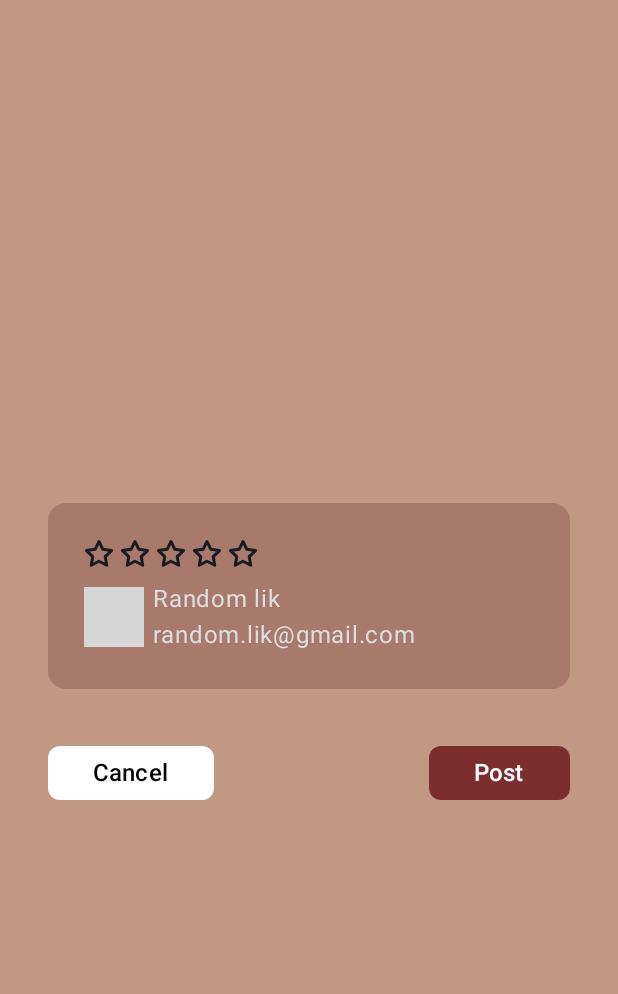
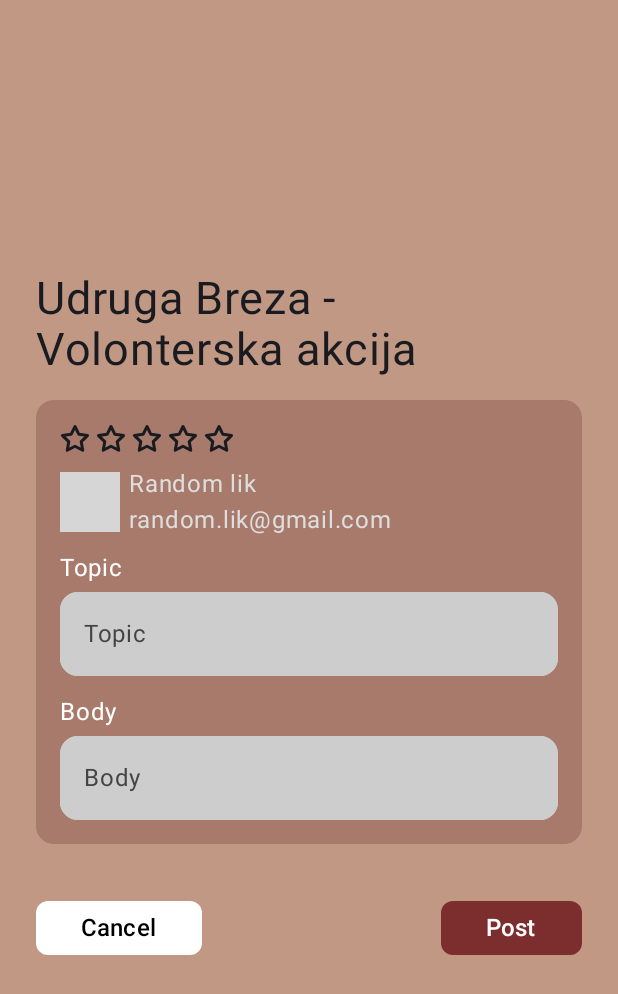
Before and after one commit to LeoSvjetlicic/HelpingHand, an Android app built with Jetpack Compose: the AddReviewScreen screen opened through its navigation route, on a phone screen of 412 x 824 dp. Shown: the top 994 px of the screen. Run offline under Robolectric (Android 15) with nearby library versions, the phone set to English and light mode, and no system bars; our stand-ins replace Dagger/Hilt's generated code, Firebase (no records; nobody signed in at launch, a user with empty details on screens opened directly); pictures from the network do not load; grey boxes are pictures that could not be loaded.

Commit message:
Add AddReviewScreen ui

```diff
--- /dev/null
+++ b/app/src/main/java/org/volonter/helpinghand/ui/screens/addreview/AddReviewCardActions.kt
@@ -0,0 +1,7 @@
+package org.volonter.helpinghand.ui.screens.addreview
+
+sealed class AddReviewCardActions
+
+data class ChangeRating(val value: Int) : AddReviewCardActions()
+data class ChangeTitle(val value: String) : AddReviewCardActions()
+data class ChangeBody(val value: String) : AddReviewCardActions()
--- a/app/src/main/java/org/volonter/helpinghand/ui/screens/addreview/AddReviewScreen.kt
+++ b/app/src/main/java/org/volonter/helpinghand/ui/screens/addreview/AddReviewScreen.kt
@@ -1,16 +1,23 @@
 package org.volonter.helpinghand.ui.screens.addreview
 
 import androidx.compose.foundation.background
+import androidx.compose.foundation.clickable
+import androidx.compose.foundation.interaction.MutableInteractionSource
 import androidx.compose.foundation.layout.Box
 import androidx.compose.foundation.layout.Column
 import androidx.compose.foundation.layout.Spacer
 import androidx.compose.foundation.layout.fillMaxSize
 import androidx.compose.foundation.layout.height
 import androidx.compose.foundation.layout.padding
+import androidx.compose.foundation.lazy.LazyColumn
 import androidx.compose.material3.Text
 import androidx.compose.runtime.Composable
+import androidx.compose.runtime.getValue
+import androidx.compose.runtime.mutableStateOf
+import androidx.compose.runtime.remember
 import androidx.compose.ui.Alignment
 import androidx.compose.ui.Modifier
+import androidx.compose.ui.platform.LocalFocusManager
 import androidx.compose.ui.unit.dp
 import androidx.compose.ui.unit.sp
 import org.volonter.helpinghand.ui.screens.addreview.components.AddReviewCard
@@ -24,15 +31,22 @@ fun AddReviewScreen(
     modifier: Modifier = Modifier,
     onPostClick: () -> Unit
 ) {
+    val focusManager = LocalFocusManager.current
+    val interactionSource by remember { mutableStateOf(MutableInteractionSource()) }
     Box(
         modifier = modifier
             .fillMaxSize()
             .background(LightBrown)
+            .clickable(interactionSource, null) { focusManager.clearFocus() }
     ) {
+        LazyColumn(
+            modifier = modifier
+                .align(Alignment.Center)
+        ) {
+            item {
                 Column(
                     modifier = Modifier
-                .padding(horizontal = 32.dp)
-                .align(Alignment.Center)
+                        .padding(horizontal = 24.dp)
                 ) {
                     Text(
                         text = viewModel.viewState.value.eventName,
@@ -42,7 +56,7 @@ fun AddReviewScreen(
                     Spacer(Modifier.height(16.dp))
                     AddReviewCard(
                         viewState = viewModel.viewState.value,
-                onRatingChanged = viewModel::onRatingChanged
+                        onAction = viewModel::onAddReviewScreenAction
                     )
                     ButtonPair(
                         onPostClick = {
@@ -54,3 +68,5 @@ fun AddReviewScreen(
                 }
             }
         }
+    }
+}
--- a/app/src/main/java/org/volonter/helpinghand/ui/screens/addreview/AddReviewViewModel.kt
+++ b/app/src/main/java/org/volonter/helpinghand/ui/screens/addreview/AddReviewViewModel.kt
@@ -13,8 +13,24 @@ class AddReviewViewModel @Inject constructor() : ViewModel() {
 //        TODO - load user data
     }
 
-    fun onRatingChanged(rating: Int) {
-        viewState.value = viewState.value.copy(rating = rating)
+    fun onAddReviewScreenAction(action: AddReviewCardActions) = when (action) {
+        is ChangeBody -> {
+            viewState.value = viewState.value.copy(body = action.value)
+        }
+
+        is ChangeRating -> {
+            viewState.value = viewState.value.copy(
+                rating = if (viewState.value.rating == action.value) {
+                    0
+                } else {
+                    action.value
+                }
+            )
+        }
+
+        is ChangeTitle -> {
+            viewState.value = viewState.value.copy(title = action.value)
+        }
     }
 
     fun onPostClick() {
--- a/app/src/main/java/org/volonter/helpinghand/ui/screens/addreview/AddReviewViewState.kt
+++ b/app/src/main/java/org/volonter/helpinghand/ui/screens/addreview/AddReviewViewState.kt
@@ -4,9 +4,11 @@ import org.volonter.helpinghand.ui.common.viewstates.UserViewState
 
 data class AddReviewViewState(
     val rating: Int = 0,
-    val eventName: String = "",
+    val eventName: String = "Udruga Breza - Volonterska akcija",
     val title: String = "",
-    val description: String = "",
+    val isTitleError: Boolean = false,
+    val body: String = "",
+    val isBodyError: Boolean = false,
     val user: UserViewState = UserViewState(
         name = "Random lik",
         email = "random.lik@gmail.com",
--- a/app/src/main/java/org/volonter/helpinghand/ui/screens/addreview/components/AddReviewCard.kt
+++ b/app/src/main/java/org/volonter/helpinghand/ui/screens/addreview/components/AddReviewCard.kt
@@ -4,13 +4,20 @@ import androidx.compose.foundation.layout.Column
 import androidx.compose.foundation.layout.Spacer
 import androidx.compose.foundation.layout.height
 import androidx.compose.foundation.layout.padding
+import androidx.compose.foundation.shape.RoundedCornerShape
 import androidx.compose.material3.Card
 import androidx.compose.material3.CardDefaults
 import androidx.compose.runtime.Composable
 import androidx.compose.ui.Modifier
+import androidx.compose.ui.res.stringResource
 import androidx.compose.ui.unit.dp
+import org.volonter.helpinghand.R
 import org.volonter.helpinghand.ui.common.components.UserShortDetails
+import org.volonter.helpinghand.ui.screens.addreview.AddReviewCardActions
 import org.volonter.helpinghand.ui.screens.addreview.AddReviewViewState
+import org.volonter.helpinghand.ui.screens.addreview.ChangeBody
+import org.volonter.helpinghand.ui.screens.addreview.ChangeRating
+import org.volonter.helpinghand.ui.screens.addreview.ChangeTitle
 import org.volonter.helpinghand.ui.screens.eventdetails.components.RatingElement
 import org.volonter.helpinghand.ui.theme.MiddleBrown
 
@@ -18,23 +25,42 @@ import org.volonter.helpinghand.ui.theme.MiddleBrown
 fun AddReviewCard(
     viewState: AddReviewViewState,
     modifier: Modifier = Modifier,
-    onRatingChanged: (Int) -> Unit = {}
+    onAction: (AddReviewCardActions) -> Unit = {}
 ) {
-
     Card(
         modifier = modifier,
+        shape = RoundedCornerShape(12.dp),
         colors = CardDefaults.cardColors(
             containerColor = MiddleBrown
         )
     ) {
-        Column(modifier = Modifier.padding(24.dp)) {
+        Column(modifier = Modifier.padding(16.dp)) {
             RatingElement(
                 viewState.rating,
-                onRatingChanged = onRatingChanged
+                onRatingChanged = { onAction(ChangeRating(it)) }
             )
             Spacer(Modifier.height(8.dp))
             UserShortDetails(viewState.user, onClick = {})
+            Spacer(Modifier.height(8.dp))
+            BackgroundTextFieldWithLabel(
+                label = stringResource(R.string.topic),
+                query = viewState.title,
+                isError = viewState.isTitleError,
+                maxLines = 1,
+                onQueryChange = {
+                    onAction(ChangeTitle(it))
+                }
+            )
+            Spacer(Modifier.height(12.dp))
+            BackgroundTextFieldWithLabel(
+                label = stringResource(R.string.body),
+                query = viewState.body,
+                isError = viewState.isBodyError,
+                maxLines = Int.MAX_VALUE,
+                onQueryChange = {
+                    onAction(ChangeBody(it))
+                }
+            )
         }
     }
-
 }
--- /dev/null
+++ b/app/src/main/java/org/volonter/helpinghand/ui/screens/addreview/components/BackgroundTextFieldWithLabel.kt
@@ -0,0 +1,89 @@
+package org.volonter.helpinghand.ui.screens.addreview.components
+
+import androidx.compose.foundation.background
+import androidx.compose.foundation.layout.Column
+import androidx.compose.foundation.layout.Row
+import androidx.compose.foundation.layout.Spacer
+import androidx.compose.foundation.layout.fillMaxWidth
+import androidx.compose.foundation.layout.height
+import androidx.compose.foundation.layout.width
+import androidx.compose.foundation.shape.RoundedCornerShape
+import androidx.compose.material3.Icon
+import androidx.compose.material3.Text
+import androidx.compose.material3.TextField
+import androidx.compose.material3.TextFieldDefaults
+import androidx.compose.runtime.Composable
+import androidx.compose.ui.Alignment
+import androidx.compose.ui.Modifier
+import androidx.compose.ui.draw.clip
+import androidx.compose.ui.graphics.Color
+import androidx.compose.ui.graphics.Color.Companion.DarkGray
+import androidx.compose.ui.res.painterResource
+import androidx.compose.ui.text.TextStyle
+import androidx.compose.ui.unit.dp
+import androidx.compose.ui.unit.sp
+import org.volonter.helpinghand.R
+import org.volonter.helpinghand.ui.theme.Gray30
+
+@Composable
+fun BackgroundTextFieldWithLabel(
+    label: String,
+    query: String,
+    isError: Boolean,
+    maxLines: Int,
+    modifier: Modifier = Modifier,
+    onQueryChange: (String) -> Unit
+) {
+    Column(modifier = modifier) {
+        Text(
+            text = label,
+            color = Color.White,
+        )
+        Spacer(Modifier.height(4.dp))
+        Row(
+            modifier = Modifier
+                .clip(RoundedCornerShape(12.dp))
+                .fillMaxWidth()
+                .background(Gray30),
+            verticalAlignment = Alignment.CenterVertically
+        ) {
+            TextField(
+                modifier = Modifier
+                    .weight(1f),
+                value = query,
+                maxLines = maxLines,
+                colors = TextFieldDefaults.colors(
+                    focusedContainerColor = Gray30,
+                    unfocusedContainerColor = Gray30,
+                    focusedIndicatorColor = Color.Transparent,
+                    unfocusedIndicatorColor = Color.Transparent,
+                    cursorColor = DarkGray
+                ),
+                textStyle = TextStyle.Default.copy(
+                    fontSize = 16.sp,
+                    color = DarkGray
+                ),
+                placeholder = {
+                    if (query.isEmpty()) {
+                        Text(
+                            text = label,
+                            color = DarkGray,
+                            fontSize = 16.sp
+                        )
+                    }
+                },
+                trailingIcon = {
+                    if (isError) {
+                        Spacer(Modifier.width(8.dp))
+                        Icon(
+                            painter = painterResource(R.drawable.ic_error),
+                            contentDescription = null,
+                            tint = Color.Red
+                        )
+                    }
+                },
+                onValueChange = onQueryChange,
+            )
+        }
+    }
+}
--- a/app/src/main/java/org/volonter/helpinghand/ui/screens/eventdetails/EventDetailsViewModel.kt
+++ b/app/src/main/java/org/volonter/helpinghand/ui/screens/eventdetails/EventDetailsViewModel.kt
@@ -18,15 +18,19 @@ class EventDetailsViewModel @Inject constructor() : ViewModel() {
         OnLocationClick -> {}
         is OnOrganisationClick -> {}
         OnPaginationLeftClick -> {
-            viewState.value as FinishedEventDetailsViewState
             viewState.value =
-                (viewState.value as FinishedEventDetailsViewState).copy(currentPage = (viewState.value as FinishedEventDetailsViewState).currentPage - 1)
+                (viewState.value as FinishedEventDetailsViewState).copy(
+                    currentPage =
+                    (viewState.value as FinishedEventDetailsViewState).currentPage - 1
+                )
         }
 
         OnPaginationRightClick -> {
-            viewState.value as FinishedEventDetailsViewState
             viewState.value =
-                (viewState.value as FinishedEventDetailsViewState).copy(currentPage = (viewState.value as FinishedEventDetailsViewState).currentPage + 1)
+                (viewState.value as FinishedEventDetailsViewState).copy(
+                    currentPage =
+                    (viewState.value as FinishedEventDetailsViewState).currentPage + 1
+                )
 
         }
 
--- a/app/src/main/java/org/volonter/helpinghand/ui/theme/Color.kt
+++ b/app/src/main/java/org/volonter/helpinghand/ui/theme/Color.kt
@@ -15,6 +15,7 @@ val SecondaryGreen = Color(0xFF527A7F)
 val PrimaryCoral = Color(0xFF7C2E2E)
 val Gray10 = Color(0xFFEEEEEE)
 val Gray15 = Color(0xFFDEDEDE)
+val Gray30 = Color(0xFFCDCDCD)
 val GreenGray40 = Color(0xFF94B0B3)
 val StarYellow = Color(0xFFFFF35F)
 val LightBrown = Color(0xFFC09884)
--- /dev/null
+++ b/app/src/main/res/drawable/ic_error.xml
@@ -0,0 +1,12 @@
+<vector xmlns:android="http://schemas.android.com/apk/res/android"
+    android:width="24dp"
+    android:height="24dp"
+    android:tint="#000000"
+    android:viewportWidth="24"
+    android:viewportHeight="24">
+
+    <path
+        android:fillColor="@android:color/white"
+        android:pathData="M12,2C6.48,2 2,6.48 2,12s4.48,10 10,10 10,-4.48 10,-10S17.52,2 12,2zM13,17h-2v-2h2v2zM13,13h-2L11,7h2v6z" />
+
+</vector>
--- a/app/src/main/res/values/strings.xml
+++ b/app/src/main/res/values/strings.xml
@@ -9,5 +9,7 @@
     <string name="less">less</string>
     <string name="organiser">Organiser: </string>
     <string name="user_reviews">User reviews</string>
+    <string name="topic">Topic</string>
+    <string name="body">Body</string>
     <string name="help_us_improve">Help us improve and do better by giving us your feedback!</string>
 </resources>
```
Lines whose indentation alone changed are shown as unchanged.
